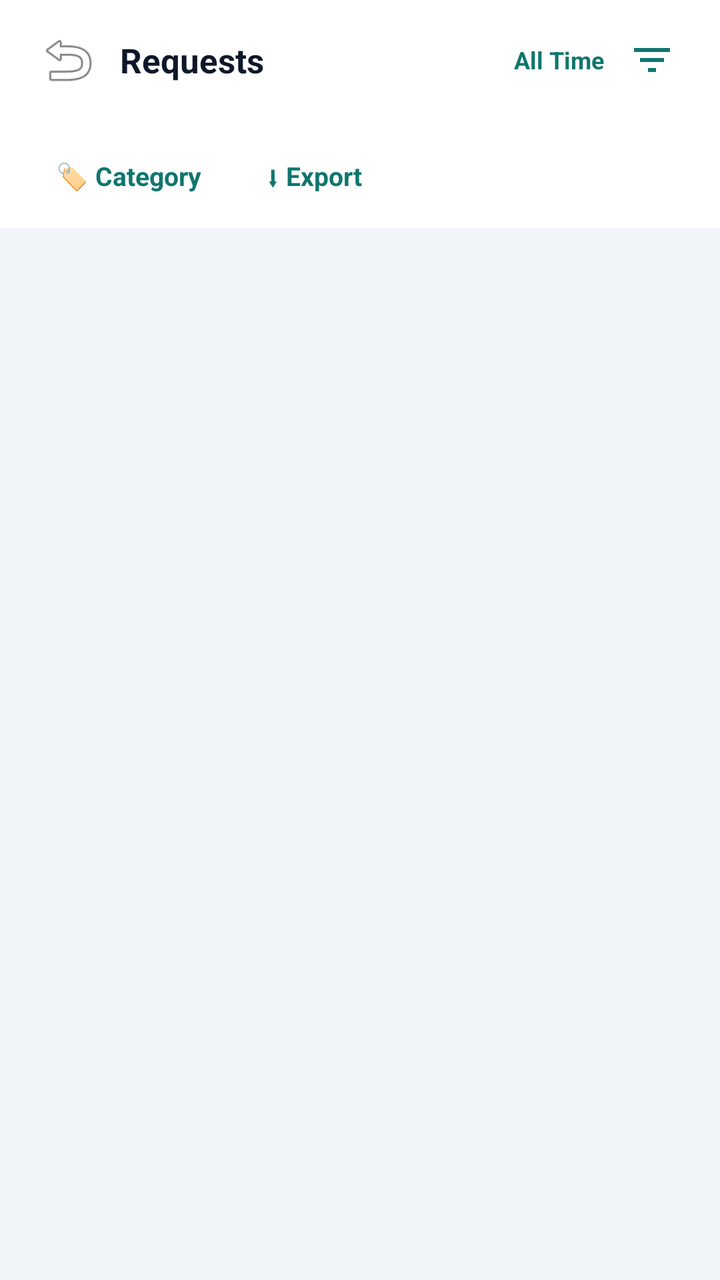
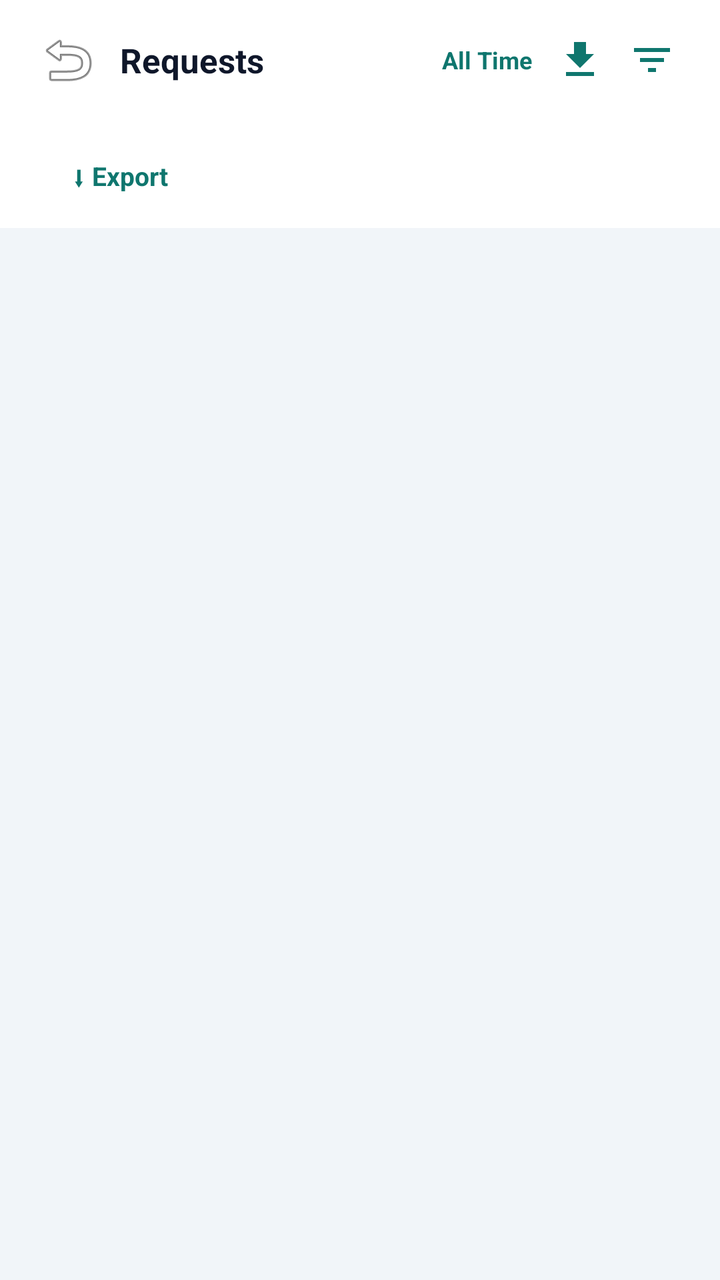

The first picture is an Android layout as it rendered before a commit; the second is the same layout after the commit. The layout source and the unified diff follow.
<!-- AndroidManifest.xml: application theme Theme.DataBridge -->
<!-- res/layout/fragment_petty_cash_pending_settlement.xml -->
<?xml version="1.0" encoding="utf-8"?>
<androidx.drawerlayout.widget.DrawerLayout
    xmlns:android="http://schemas.android.com/apk/res/android"
    xmlns:app="http://schemas.android.com/apk/res-auto"
    android:id="@+id/drawerPcPending"
    android:layout_width="match_parent"
    android:layout_height="match_parent"
    android:background="#F1F5F9">

    <FrameLayout
        android:layout_width="match_parent"
        android:layout_height="match_parent"
        android:background="#F1F5F9">

        <LinearLayout
            android:layout_width="match_parent"
            android:layout_height="match_parent"
            android:orientation="vertical">

            
            <LinearLayout
                android:layout_width="match_parent"
                android:layout_height="wrap_content"
                android:orientation="horizontal"
                android:gravity="center_vertical"
                android:paddingHorizontal="16dp"
                android:paddingVertical="12dp"
                android:background="#FFFFFF">

                <ImageButton
                    android:id="@+id/btnPcPendingBack"
                    android:layout_width="36dp"
                    android:layout_height="36dp"
                    android:src="@android:drawable/ic_menu_revert"
                    android:background="?attr/selectableItemBackgroundBorderless"
                    android:contentDescription="Back" />

                <TextView
                    android:id="@+id/tvPcPendingTitle"
                    android:layout_width="0dp"
                    android:layout_weight="1"
                    android:layout_height="wrap_content"
                    android:text="Requests"
                    android:textSize="17sp"
                    android:textStyle="bold"
                    android:textColor="#0F172A"
                    android:layout_marginStart="8dp" />

                <TextView
                    android:id="@+id/tvPcPendingRange"
                    android:layout_width="wrap_content"
                    android:layout_height="wrap_content"
                    android:text="All Time"
                    android:textSize="12sp"
                    android:textStyle="bold"
                    android:textColor="#0F766E"
                    android:paddingHorizontal="6dp" />

                <TextView
                    android:id="@+id/tvPcPendingRangeClear"
                    android:layout_width="28dp"
                    android:layout_height="28dp"
                    android:gravity="center"
                    android:text="✕"
                    android:textSize="13sp"
                    android:textStyle="bold"
                    android:textColor="#B91C1C"
                    android:background="?attr/selectableItemBackgroundBorderless"
                    android:visibility="gone" />

                <ImageButton
                    android:id="@+id/btnPcPendingFilter"
                    android:layout_width="36dp"
                    android:layout_height="36dp"
                    android:src="@drawable/ic_filter_24"
                    android:background="?attr/selectableItemBackgroundBorderless"
                    android:contentDescription="Filters"
                    android:tint="#0F766E" />
            </LinearLayout>

            
            <HorizontalScrollView
                android:layout_width="match_parent"
                android:layout_height="wrap_content"
                android:background="#FFFFFF"
                android:scrollbars="none"
                android:overScrollMode="ifContentScrolls">

                <LinearLayout
                    android:id="@+id/layoutPcPendingTabs"
                    android:layout_width="wrap_content"
                    android:layout_height="wrap_content"
                    android:orientation="horizontal"
                    android:paddingHorizontal="12dp"
                    android:paddingBottom="10dp" />
            </HorizontalScrollView>

            
            <LinearLayout
                android:layout_width="match_parent"
                android:layout_height="wrap_content"
                android:orientation="horizontal"
                android:gravity="center_vertical"
                android:background="#FFFFFF"
                android:paddingHorizontal="16dp"
                android:paddingBottom="8dp">

                <HorizontalScrollView
                    android:layout_width="0dp"
                    android:layout_weight="1"
                    android:layout_height="wrap_content"
                    android:scrollbars="none"
                    android:overScrollMode="ifContentScrolls">

                    <LinearLayout
                        android:layout_width="wrap_content"
                        android:layout_height="wrap_content"
                        android:orientation="horizontal"
                        android:gravity="center_vertical">

                        <TextView
                            android:id="@+id/tvPcPendingCategory"
                            android:layout_width="wrap_content"
                            android:layout_height="36dp"
                            android:gravity="center_vertical"
                            android:text="🏷 Category"
                            android:textSize="13sp"
                            android:textStyle="bold"
                            android:textColor="#0F766E"
                            android:background="@drawable/bg_pc_tab_inactive"
                            android:paddingHorizontal="12dp"
                            android:singleLine="true" />

                        <TextView
                            android:id="@+id/tvPcPendingExport"
                            android:layout_width="wrap_content"
                            android:layout_height="36dp"
                            android:gravity="center_vertical"
                            android:text="⬇ Export"
                            android:textSize="13sp"
                            android:textStyle="bold"
                            android:textColor="#0F766E"
                            android:background="@drawable/bg_pc_tab_inactive"
                            android:paddingHorizontal="12dp"
                            android:layout_marginStart="8dp"
                            android:singleLine="true" />

                        <TextView
                            android:id="@+id/tvPcPendingSelectMode"
                            android:layout_width="wrap_content"
                            android:layout_height="36dp"
                            android:gravity="center_vertical"
                            android:text="☑ Select"
                            android:textSize="13sp"
                            android:textStyle="bold"
                            android:textColor="#059669"
                            android:paddingHorizontal="10dp"
                            android:visibility="gone"
                            android:singleLine="true" />

                        <TextView
                            android:id="@+id/tvPcPendingSelectAll"
                            android:layout_width="wrap_content"
                            android:layout_height="36dp"
                            android:gravity="center_vertical"
                            android:text="Select all"
                            android:textSize="13sp"
                            android:textStyle="bold"
                            android:textColor="#059669"
                            android:paddingHorizontal="10dp"
                            android:visibility="gone"
                            android:singleLine="true" />
                    </LinearLayout>
                </HorizontalScrollView>

                <TextView
                    android:id="@+id/tvPcPendingSummary"
                    android:layout_width="wrap_content"
                    android:layout_height="wrap_content"
                    android:gravity="end"
                    android:textSize="12sp"
                    android:textColor="#64748B"
                    android:paddingStart="8dp"
                    android:singleLine="true"
                    android:ellipsize="end" />
            </LinearLayout>

            <ProgressBar
                android:id="@+id/pbPcPendingLoading"
                android:layout_width="wrap_content"
                android:layout_height="wrap_content"
                android:layout_gravity="center"
                android:layout_marginTop="60dp"
                android:visibility="gone" />

            <LinearLayout
                android:id="@+id/layoutPcPendingError"
                android:layout_width="match_parent"
                android:layout_height="wrap_content"
                android:orientation="vertical"
                android:gravity="center"
                android:padding="24dp"
                android:visibility="gone">

                <TextView
                    android:id="@+id/tvPcPendingError"
                    android:layout_width="wrap_content"
                    android:layout_height="wrap_content"
                    android:textColor="#B91C1C"
                    android:gravity="center" />

                <Button
                    android:id="@+id/btnPcPendingRetry"
                    android:layout_width="wrap_content"
                    android:layout_height="wrap_content"
                    android:layout_marginTop="12dp"
                    android:text="Retry"
                    android:textAllCaps="false" />
            </LinearLayout>

            <ScrollView
                android:id="@+id/scrollPcPendingList"
                android:layout_width="match_parent"
                android:layout_height="0dp"
                android:layout_weight="1"
                android:fillViewport="true"
                android:clipToPadding="false"
                android:paddingBottom="16dp">

                <LinearLayout
                    android:id="@+id/layoutPcPendingList"
                    android:layout_width="match_parent"
                    android:layout_height="wrap_content"
                    android:orientation="vertical"
                    android:paddingHorizontal="16dp"
                    android:paddingTop="12dp" />
            </ScrollView>

            
            <LinearLayout
                android:id="@+id/layoutPcBulkBar"
                android:layout_width="match_parent"
                android:layout_height="wrap_content"
                android:orientation="horizontal"
                android:gravity="center_vertical"
                android:background="#FFFFFF"
                android:elevation="8dp"
                android:paddingHorizontal="16dp"
                android:paddingVertical="10dp"
                android:visibility="gone">

                <TextView
                    android:id="@+id/tvPcBulkSummary"
                    android:layout_width="0dp"
                    android:layout_weight="1"
                    android:layout_height="wrap_content"
                    android:textSize="13sp"
                    android:textStyle="bold"
                    android:textColor="#0F172A" />

                <TextView
                    android:id="@+id/btnPcBulkCancel"
                    android:layout_width="wrap_content"
                    android:layout_height="40dp"
                    android:gravity="center"
                    android:text="Cancel"
                    android:textSize="13sp"
                    android:textStyle="bold"
                    android:textColor="#374151"
                    android:backgroundTint="#F3F4F6"
                    android:paddingHorizontal="14dp"
                    android:layout_marginEnd="8dp" />

                <TextView
                    android:id="@+id/btnPcBulkUpdate"
                    android:layout_width="wrap_content"
                    android:layout_height="40dp"
                    android:gravity="center"
                    android:text="Update"
                    android:textSize="13sp"
                    android:textStyle="bold"
                    android:textColor="#FFFFFF"
                    android:background="@drawable/bg_action_button_green"
                    android:paddingHorizontal="18dp" />
            </LinearLayout>

        </LinearLayout>
    </FrameLayout>

    
    <LinearLayout
        android:layout_width="300dp"
        android:layout_height="match_parent"
        android:layout_gravity="end"
        android:orientation="vertical"
        android:background="#FFFFFF">

        <LinearLayout
            android:layout_width="match_parent"
            android:layout_height="wrap_content"
            android:orientation="horizontal"
            android:gravity="center_vertical"
            android:padding="16dp">

            <TextView
                android:layout_width="0dp"
                android:layout_weight="1"
                android:layout_height="wrap_content"
                android:text="Filters"
                android:textSize="17sp"
                android:textStyle="bold"
                android:textColor="#0F172A" />

            <TextView
                android:id="@+id/tvPcPendingDrawerReset"
                android:layout_width="wrap_content"
                android:layout_height="wrap_content"
                android:text="Reset"
                android:textSize="13sp"
                android:textStyle="bold"
                android:textColor="#B91C1C"
                android:padding="8dp" />
        </LinearLayout>

        <ScrollView
            android:layout_width="match_parent"
            android:layout_height="0dp"
            android:layout_weight="1">

            <LinearLayout
                android:layout_width="match_parent"
                android:layout_height="wrap_content"
                android:orientation="vertical"
                android:paddingHorizontal="16dp"
                android:paddingBottom="16dp">

                <TextView
                    android:layout_width="match_parent"
                    android:layout_height="wrap_content"
                    android:text="Date"
                    android:textSize="13sp"
                    android:textStyle="bold"
                    android:textColor="#0F172A"
                    android:paddingTop="8dp"
                    android:paddingBottom="4dp" />

                <TextView
                    android:id="@+id/tvPcPendingDrawerDateState"
                    android:layout_width="match_parent"
                    android:layout_height="wrap_content"
                    android:text="Any date"
                    android:textSize="13sp"
                    android:textColor="#0F766E"
                    android:paddingBottom="6dp" />

                <LinearLayout
                    android:layout_width="match_parent"
                    android:layout_height="wrap_content"
                    android:orientation="horizontal">

                    <Button
                        android:id="@+id/btnPcPendingDrawerRange"
                        android:layout_width="0dp"
                        android:layout_weight="1"
                        android:layout_height="wrap_content"
                        android:text="Range"
                        android:textAllCaps="false"
                        android:textSize="12sp" />

                    <Button
                        android:id="@+id/btnPcPendingDrawerBill"
                        android:layout_width="0dp"
                        android:layout_weight="1"
                        android:layout_height="wrap_content"
                        android:text="Bill cycle"
                        android:textAllCaps="false"
                        android:textSize="12sp" />

                    <Button
                        android:id="@+id/btnPcPendingDrawerMonth"
                        android:layout_width="0dp"
                        android:layout_weight="1"
                        android:layout_height="wrap_content"
                        android:text="Month"
                        android:textAllCaps="false"
                        android:textSize="12sp" />
                </LinearLayout>

                <Button
                    android:id="@+id/btnPcPendingDrawerClearDate"
                    android:layout_width="match_parent"
                    android:layout_height="wrap_content"
                    android:layout_marginTop="8dp"
                    android:text="Clear date"
                    android:textAllCaps="false"
                    android:textSize="12sp" />

                <TextView
                    android:layout_width="match_parent"
                    android:layout_height="wrap_content"
                    android:text="Agents"
                    android:textSize="13sp"
                    android:textStyle="bold"
                    android:textColor="#0F172A"
                    android:paddingTop="12dp"
                    android:paddingBottom="4dp" />

                <LinearLayout
                    android:id="@+id/layoutPcPendingDrawerAgents"
                    android:layout_width="match_parent"
                    android:layout_height="wrap_content"
                    android:orientation="vertical" />

                <TextView
                    android:layout_width="match_parent"
                    android:layout_height="wrap_content"
                    android:text="Categories"
                    android:textSize="13sp"
                    android:textStyle="bold"
                    android:textColor="#0F172A"
                    android:paddingTop="12dp"
                    android:paddingBottom="4dp" />

                <LinearLayout
                    android:id="@+id/layoutPcPendingDrawerCategories"
                    android:layout_width="match_parent"
                    android:layout_height="wrap_content"
                    android:orientation="vertical" />
            </LinearLayout>
        </ScrollView>

        <Button
            android:id="@+id/btnPcPendingDrawerApply"
            android:layout_width="match_parent"
            android:layout_height="wrap_content"
            android:layout_marginStart="16dp"
            android:layout_marginEnd="16dp"
            android:layout_marginTop="16dp"
            android:text="Show results"
            android:textAllCaps="false" />

        <Button
            android:id="@+id/btnPcPendingDrawerExport"
            android:layout_width="match_parent"
            android:layout_height="wrap_content"
            android:layout_marginStart="16dp"
            android:layout_marginEnd="16dp"
            android:layout_marginTop="8dp"
            android:layout_marginBottom="16dp"
            android:text="⬇ Export current filter"
            android:textAllCaps="false"
            android:textSize="13sp" />
    </LinearLayout>
</androidx.drawerlayout.widget.DrawerLayout>
<!-- resources referenced by this layout -->
<resources>
  <!-- drawable bg_action_button_green (drawable) -->
  <?xml version="1.0" encoding="utf-8"?>
  <shape xmlns:android="http://schemas.android.com/apk/res/android" android:shape="rectangle">
      <corners android:radius="8dp" />
      <gradient
          android:startColor="#10b981"
          android:endColor="#059669"
          android:angle="135" />
  </shape>
  <!-- drawable bg_pc_tab_inactive (drawable) -->
  <?xml version="1.0" encoding="utf-8"?>
  <shape xmlns:android="http://schemas.android.com/apk/res/android"
      android:shape="rectangle">
      <solid android:color="#00000000" />
      <corners android:radius="10dp" />
  </shape>
  <!-- drawable ic_filter_24 (drawable) -->
  <vector xmlns:android="http://schemas.android.com/apk/res/android"
      android:width="24dp"
      android:height="24dp"
      android:viewportWidth="24"
      android:viewportHeight="24">
      <path
          android:fillColor="#FFFFFFFF"
          android:pathData="M10,18h4v-2h-4v2zM3,6v2h18L21,6L3,6zM6,13h12v-2L6,11v2z" />
  </vector>
  <style name="Theme.DataBridge" parent="Theme.MaterialComponents.DayNight.NoActionBar">
      <item name="colorPrimary">#00d4ff</item>
      <item name="colorPrimaryVariant">#16213e</item>
      <item name="colorOnPrimary">#ffffff</item>
      <item name="colorSecondary">#00d4ff</item>
      <item name="android:statusBarColor">#1a1a2e</item>
  </style>
</resources>

<!-- the commit's change to res/layout/fragment_petty_cash_pending_settlement.xml (unified diff, before → after) -->
@@ -67,6 +67,15 @@
                     android:textColor="#B91C1C"
                     android:background="?attr/selectableItemBackgroundBorderless"
                     android:visibility="gone" />
+
+                <ImageButton
+                    android:id="@+id/btnPcPendingExportToolbar"
+                    android:layout_width="36dp"
+                    android:layout_height="36dp"
+                    android:src="@drawable/ic_download"
+                    android:background="?attr/selectableItemBackgroundBorderless"
+                    android:contentDescription="Export"
+                    android:tint="#0F766E" />
 
                 <ImageButton
                     android:id="@+id/btnPcPendingFilter"
@@ -117,19 +126,6 @@
                         android:layout_height="wrap_content"
                         android:orientation="horizontal"
                         android:gravity="center_vertical">
-
-                        <TextView
-                            android:id="@+id/tvPcPendingCategory"
-                            android:layout_width="wrap_content"
-                            android:layout_height="36dp"
-                            android:gravity="center_vertical"
-                            android:text="🏷 Category"
-                            android:textSize="13sp"
-                            android:textStyle="bold"
-                            android:textColor="#0F766E"
-                            android:background="@drawable/bg_pc_tab_inactive"
-                            android:paddingHorizontal="12dp"
-                            android:singleLine="true" />
 
                         <TextView
                             android:id="@+id/tvPcPendingExport"
@@ -396,6 +392,7 @@
                     android:textSize="12sp" />
 
                 <TextView
+                    android:id="@+id/tvPcPendingDrawerAgentsHeader"
                     android:layout_width="match_parent"
                     android:layout_height="wrap_content"
                     android:text="Agents"
@@ -412,6 +409,7 @@
                     android:orientation="vertical" />
 
                 <TextView
+                    android:id="@+id/tvPcPendingDrawerCategoriesHeader"
                     android:layout_width="match_parent"
                     android:layout_height="wrap_content"
                     android:text="Categories"
<!-- resource entries referenced after the edit -->
@@ -16,6 +16,17 @@
       <solid android:color="#00000000" />
       <corners android:radius="10dp" />
   </shape>
+  <!-- drawable ic_download (drawable) -->
+  <?xml version="1.0" encoding="utf-8"?>
+  <vector xmlns:android="http://schemas.android.com/apk/res/android"
+      android:width="24dp"
+      android:height="24dp"
+      android:viewportWidth="24"
+      android:viewportHeight="24">
+      <path
+          android:fillColor="#0F172A"
+          android:pathData="M19,9h-4V3H9v6H5l7,7l7,-7zM5,18v2h14v-2H5z" />
+  </vector>
   <!-- drawable ic_filter_24 (drawable) -->
   <vector xmlns:android="http://schemas.android.com/apk/res/android"
       android:width="24dp"
